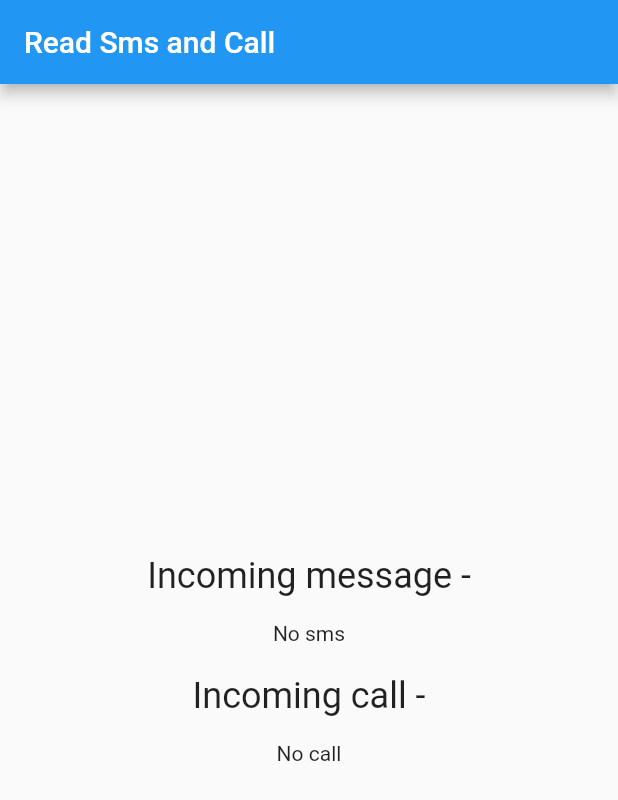
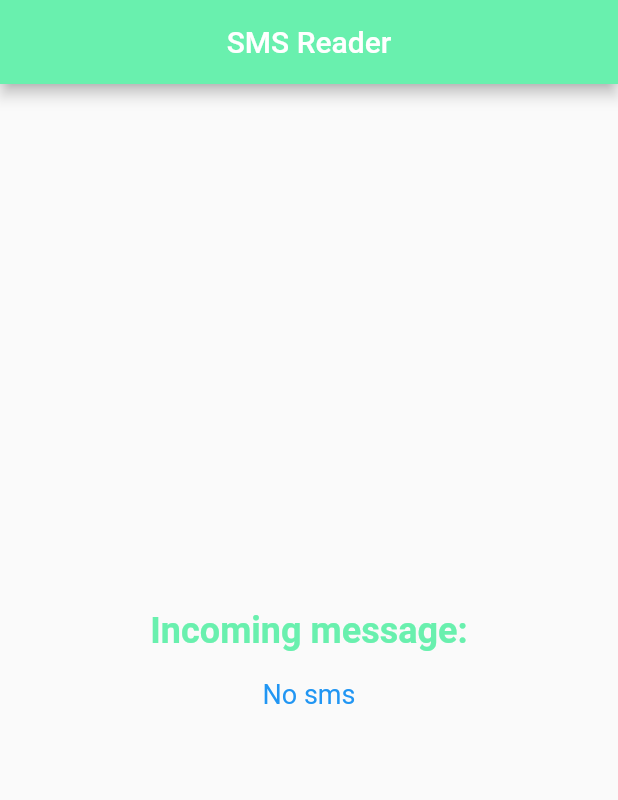
Before and after one commit to OlaTurmo/access_incoming_sms, a Flutter app: the screen it shows after launch, on a phone screen of 412 x 824 dp. Shown: the top 800 px of the screen. Run offline on Flutter 3.47's test engine with Material 2 defaults, Android fonts, the light colour scheme and no system bars; our stand-ins replace permission_handler.

Commit message:
Update main.dart

```diff
--- a/lib/main.dart
+++ b/lib/main.dart
@@ -1,6 +1,6 @@
 import 'package:flutter/material.dart';
 import 'package:permission_handler/permission_handler.dart';
-import 'package:read_sms/platform_channel.dart';
+import 'package:access_incoming_sms/platform_channel.dart';
 
 void main() {
   runApp(const MyApp());
@@ -15,50 +15,26 @@
 
 class _MyAppState extends State<MyApp> {
   String sms = 'No sms';
-  String call = 'No call';
 
   @override
   void initState() {
     super.initState();
-    //
-    // getSmsPermission().then((value) {
-    //   if (value) {
-    //     PlatformChannel().smsStream().listen((event) {
-    //       sms = event;
-    //       setState(() {});
-    //     });
-    //   }
-    // });
 
-    getPhonePermission().then((value) {
+    getPermission().then((value) {
       if (value) {
         PlatformChannel().smsStream().listen((event) {
-          call = event;
-          print("telefon: ${event}");
+          sms = event;
           setState(() {});
         });
       }
     });
   }
 
-
-  Future<bool> getSmsPermission() async {
+  Future<bool> getPermission() async {
     if (await Permission.sms.status == PermissionStatus.granted) {
       return true;
     } else {
       if (await Permission.sms.request() == PermissionStatus.granted) {
-        return true;
-      } else {
-        return false;
-      }
-    }
-  }
-
-  Future<bool> getPhonePermission() async {
-    if (await Permission.contacts.status == PermissionStatus.granted) {
-      return true;
-    } else {
-      if (await Permission.contacts.request() == PermissionStatus.granted) {
         return true;
       } else {
         return false;
@@ -71,28 +47,27 @@
     return MaterialApp(
       home: Scaffold(
         appBar: AppBar(
-          title: const Text('Read Sms and Call'),
+          title: Center(child: const Text('SMS Reader')),
+          backgroundColor: Colors.greenAccent,
         ),
-        body: SizedBox(
-          width: double.infinity,
+        body: Center(
           child: Column(
             mainAxisAlignment: MainAxisAlignment.center,
             children: [
               const Text(
-                'Incoming message -',
-                style: TextStyle(fontSize: 24),
+                'Incoming message:',
+                style: TextStyle(
+                    fontSize: 24,
+                    fontWeight: FontWeight.bold,
+                    color: Colors.greenAccent),
               ),
-              const SizedBox(height: 16),
-              Text(sms),
-              const SizedBox(
-                height: 20,
+              const SizedBox(height: 18),
+              Text(
+                sms,
+                style: const TextStyle(
+                    fontSize: 18,
+                    color: Colors.blue),
               ),
-              const Text(
-                'Incoming call -',
-                style: TextStyle(fontSize: 24),
-              ),
-              const SizedBox(height: 16),
-              Text(call),
             ],
           ),
         ),
```
